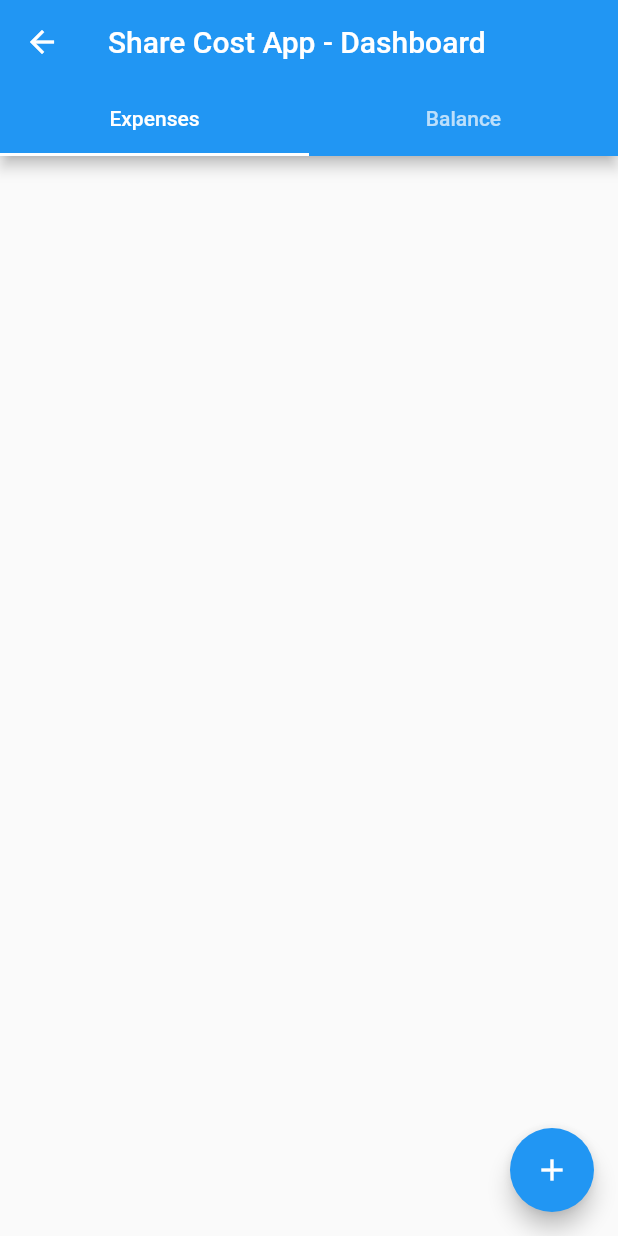
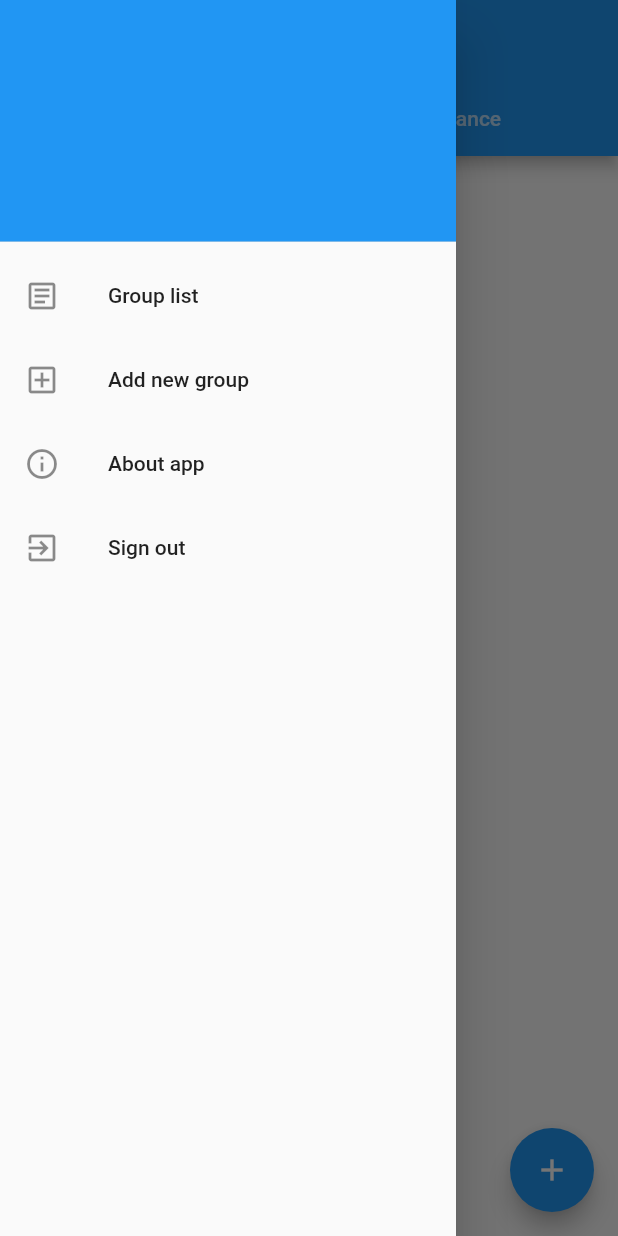
Before and after one commit to mwenski/share-costs-app, a Flutter app: the HomeView screen opened directly with empty values, with the side drawer open (before the commit the screen has no drawer), on a phone screen of 412 x 824 dp. Run offline on Flutter 3.47's test engine with Material 2 defaults, Android fonts, the phone set to English and light mode, and no system bars; our stand-ins replace charts_flutter_new, cloud_firestore, firebase_auth, firebase_core, text_scroll; accounts and stored records are empty.

Commit message:
side_menu created

```diff
--- a/lib/components/balance_tab.dart
+++ b/lib/components/balance_tab/balance_tab.dart
@@ -5,8 +5,8 @@ import 'package:share_cost_app/models/expense_model.dart';
 import 'package:share_cost_app/models/balance_model.dart';
 import 'package:share_cost_app/models/group_model.dart';
 import 'package:share_cost_app/services/db_operations.dart';
-import 'package:share_cost_app/components/balance_list_item.dart';
-import 'package:share_cost_app/components/balance_chart.dart';
+import 'package:share_cost_app/components/balance_tab/balance_list_item.dart';
+import 'package:share_cost_app/components/balance_tab/balance_chart.dart';
 
 class BalanceTab extends StatefulWidget {
   const BalanceTab({Key? key, required this.group}) : super(key: key);
--- a/lib/components/expenses_tab.dart
+++ b/lib/components/expense_tab/expenses_tab.dart
@@ -3,7 +3,7 @@ import 'package:cloud_firestore/cloud_firestore.dart';
 
 import 'package:share_cost_app/models/group_model.dart';
 import 'package:share_cost_app/services/db_operations.dart';
-import 'package:share_cost_app/components/expenses_list_item.dart';
+import 'package:share_cost_app/components/expense_tab/expenses_list_item.dart';
 import 'package:share_cost_app/models/expense_model.dart';
 
 class ExpensesTab extends StatefulWidget {
--- a/lib/components/group_list.dart
+++ b/lib/components/group_list/group_list.dart
@@ -1,7 +1,7 @@
 import 'package:flutter/material.dart';
 
 import 'package:cloud_firestore/cloud_firestore.dart';
-import 'package:share_cost_app/components/groups_list_item.dart';
+import 'package:share_cost_app/components/group_list/groups_list_item.dart';
 
 import 'package:share_cost_app/models/group_model.dart';
 import 'package:share_cost_app/services/db_operations.dart';
--- /dev/null
+++ b/lib/components/side_menu/side_menu.dart
@@ -0,0 +1,60 @@
+import 'package:flutter/material.dart';
+
+import 'package:share_cost_app/routes.dart';
+import 'package:share_cost_app/services/authentication.dart';
+
+class SideMenu extends StatelessWidget {
+  const SideMenu({Key? key}) : super(key: key);
+
+  @override
+  Widget build(BuildContext context) {
+    return Drawer(
+      child: ListView(
+        padding: EdgeInsets.zero,
+        children: [
+          UserAccountsDrawerHeader(
+            accountName: null,
+            accountEmail: Text(Authentication.getCurrentUser()?.email as String),
+            decoration: const BoxDecoration(color: Colors.blue),
+          ),
+          ListTile(
+            leading: const Icon(Icons.article_outlined),
+            title: const Text("Group list"),
+            onTap: () => {
+              Navigator.pushNamed(context, Routes.group)
+            },
+          ),
+          ListTile(
+            leading: const Icon(Icons.add_box_outlined),
+            title: const Text("Add new group"),
+            onTap: () => {
+            Navigator.pushNamed(context, Routes.newGroup)
+            },
+          ),
+          const AboutListTile(
+            icon: Icon(Icons.info_outline),
+            applicationIcon: Icon(Icons.local_play),
+            applicationName: "Share Costs App",
+            applicationVersion: "0.0.1",
+            applicationLegalese: "by mwenski 2023",
+            child: Text("About app"),
+          ),
+          ListTile(
+            leading: const Icon(Icons.exit_to_app_outlined),
+            title: const Text("Sign out"),
+            onTap: () async {
+              var res = await Authentication.signOut();
+              ScaffoldMessenger.of(context).showSnackBar(
+                  SnackBar(
+                      backgroundColor: res == null ? Colors.green : Colors.red,
+                      content: Text(res ?? "Logged out!")));
+              if(res == null){
+                Navigator.of(context).pushNamedAndRemoveUntil(Routes.login, (route) => false);
+              }
+            },
+          )
+        ],
+      ),
+    );
+  }
+}
--- a/lib/services/authentication.dart
+++ b/lib/services/authentication.dart
@@ -15,7 +15,7 @@ class Authentication{
       await FirebaseAuth.instance.signOut();
       return null;
     } on FirebaseAuthException catch (ex){
-      return "${ex.code}: ${ex.message}";
+      return "${ex.message}";
     }
   }
 
@@ -39,9 +39,9 @@ class Authentication{
     return logged;
   }
 
-  static String? getCurrentUser(){
+  static User? getCurrentUser(){
     final User? user = FirebaseAuth.instance.currentUser;
-    return user?.uid.toString();
+    return user;
   }
 
 
--- a/lib/views/group_list_view.dart
+++ b/lib/views/group_list_view.dart
@@ -1,7 +1,8 @@
 import 'package:flutter/material.dart';
 
 import 'package:share_cost_app/routes.dart';
-import 'package:share_cost_app/components/group_list.dart';
+import 'package:share_cost_app/components/group_list/group_list.dart';
+import 'package:share_cost_app/components/side_menu/side_menu.dart';
 
 class GroupListView extends StatefulWidget {
   const GroupListView({Key? key}) : super(key: key);
@@ -24,6 +25,7 @@ class _GroupListViewState extends State<GroupListView> {
 
     return Scaffold(
       appBar: AppBar(title: const Text("Group List View")),
+      drawer: SideMenu(),
       body: GroupList(),
       floatingActionButton: FloatingActionButton(
         onPressed: _navigateToNewGroupView,
--- a/lib/views/home_view.dart
+++ b/lib/views/home_view.dart
@@ -2,9 +2,9 @@ import 'package:flutter/material.dart';
 
 import 'package:share_cost_app/routes.dart';
 import 'package:share_cost_app/models/group_model.dart';
-import 'package:share_cost_app/components/expenses_tab.dart';
-import 'package:share_cost_app/components/balance_tab.dart';
-
+import 'package:share_cost_app/components/expense_tab/expenses_tab.dart';
+import 'package:share_cost_app/components/balance_tab/balance_tab.dart';
+import 'package:share_cost_app/components/side_menu/side_menu.dart';
 
 class HomeView extends StatefulWidget {
   const HomeView({Key? key}) : super(key: key);
@@ -30,19 +30,12 @@ class _HomeViewState extends State<HomeView> {
             bottom: const TabBar(
               tabs: [Tab(text: "Expenses"), Tab(text: "Balance")],
             ),
-            title: const Text("Share Cost App - Dashboard"),
+            title: const Text("Dashboard"),
           ),
+          drawer: SideMenu(),
           body: TabBarView(children: [
             ExpensesTab(group: group),
             BalanceTab(group: group)
-            // ListView(
-            //   children: [
-            //     //BarChart(data: myData, bars: , xAxis: myData[0][1], yAxis: yAxis),
-            //     const Text("HOW TO SHARE COSTS",
-            //         style: TextStyle(fontSize: 26, color: Colors.grey)),
-            //     BalanceTab(groupId: groupId),
-            //   ],
-            // ),
           ]),
           floatingActionButton: FloatingActionButton(
             onPressed: navigateToExpenseForm,
--- a/lib/views/login_view.dart
+++ b/lib/views/login_view.dart
@@ -16,7 +16,7 @@ class _LoginViewState extends State<LoginView> {
 
   @override
   Widget build(BuildContext context) {
-    void _navigateToRegister() {
+    void navigateToRegister() {
       Navigator.pushNamed(context, Routes.register);
     }
 
@@ -62,7 +62,7 @@ class _LoginViewState extends State<LoginView> {
                   child: const Text('Login!'),
                 ),
                 TextButton(
-                    onPressed: _navigateToRegister,
+                    onPressed: navigateToRegister,
                     child: const Text('Create an account!'))
               ]),
             ),
--- a/lib/views/register_view.dart
+++ b/lib/views/register_view.dart
@@ -77,6 +77,7 @@ class _RegisterViewState extends State<RegisterView> {
               ]),
             ),
           ],
-        ));
+        )
+    );
   }
 }
```
Also changed, not shown: lib/services/db_operations.dart (+19 -29 lines), lib/views/expense_form.dart (+8 -34 lines), lib/views/group_form.dart (+3 -6 lines), lib/components/balance_tab/balance_chart.dart (renamed from lib/components/balance_chart.dart), lib/components/balance_tab/balance_list_item.dart (renamed from lib/components/balance_list_item.dart), lib/components/expense_tab/expenses_list_item.dart (renamed from lib/components/expenses_list_item.dart), lib/components/group_list/groups_list_item.dart (renamed from lib/components/groups_list_item.dart).
